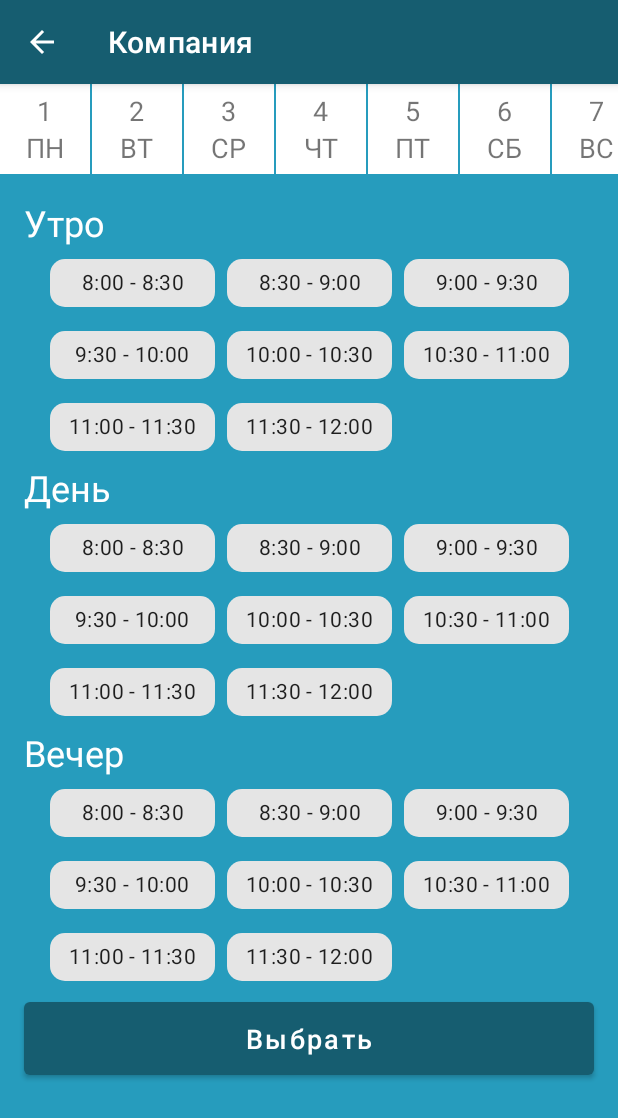
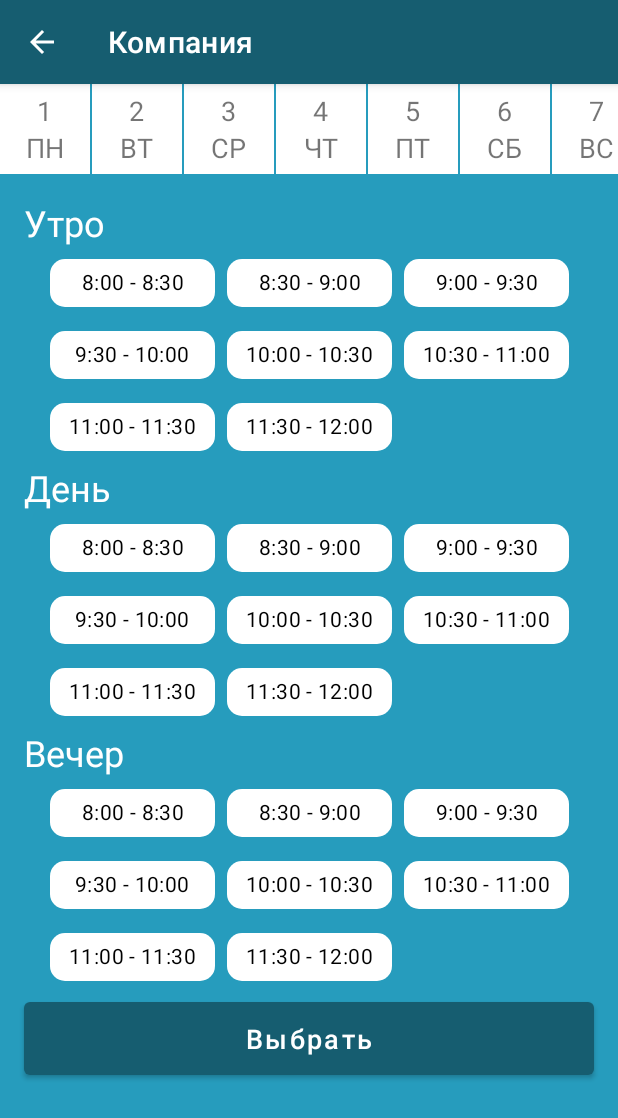
Before and after one commit to sv-bubenschikov/booking, an Android app: the fragment BookingDateFragment shown on its own in the app's theme, on a phone screen of 412 x 824 dp. Shown: the top 1118 px of the screen. Run offline under Robolectric (Android 15) with nearby library versions, the phone set to English and light mode, and no system bars; our stand-ins replace Dagger/Hilt's generated code.

Commit message:
решение конфликтов

```diff
--- /dev/null
+++ b/app/src/main/res/color/chip_background_color.xml
@@ -0,0 +1,7 @@
+<?xml version="1.0" encoding="utf-8"?>
+<selector xmlns:android="http://schemas.android.com/apk/res/android">
+
+    <item android:color="?attr/colorOnPrimary" android:state_checked="false" />
+    <item android:color="?attr/colorPrimary" android:state_checked="true" />
+
+</selector>
--- /dev/null
+++ b/app/src/main/res/color/chip_text_color.xml
@@ -0,0 +1,7 @@
+<?xml version="1.0" encoding="utf-8"?>
+<selector xmlns:android="http://schemas.android.com/apk/res/android">
+
+    <item android:color="@color/black" android:state_checked="false" />
+    <item android:color="?attr/colorOnPrimary" android:state_checked="true" />
+
+</selector>
--- a/app/src/main/res/layout/chip_layout.xml
+++ b/app/src/main/res/layout/chip_layout.xml
@@ -2,9 +2,9 @@
 <com.google.android.material.chip.Chip xmlns:android="http://schemas.android.com/apk/res/android"
     xmlns:app="http://schemas.android.com/apk/res-auto"
     xmlns:tools="http://schemas.android.com/tools"
+    style="@style/DateChipStyle"
     android:layout_width="110dp"
     android:layout_height="wrap_content"
     android:textAlignment="center"
     app:chipCornerRadius="10dp"
-    tools:text="19:30 - 20:00"
-    style="@style/Widget.MaterialComponents.Chip.Choice"/>
+    tools:text="19:30 - 20:00" />
--- a/app/src/main/res/layout/fragment_booking_date.xml
+++ b/app/src/main/res/layout/fragment_booking_date.xml
@@ -19,8 +19,7 @@
 
         <androidx.constraintlayout.widget.ConstraintLayout
             android:layout_width="match_parent"
-            android:layout_height="match_parent"
-            android:isScrollContainer="true">
+            android:layout_height="match_parent">
 
             <TextView
                 android:id="@+id/morning"
--- a/app/src/main/res/values/themes.xml
+++ b/app/src/main/res/values/themes.xml
@@ -14,4 +14,9 @@
         <item name="android:statusBarColor" tools:targetApi="l">?attr/colorPrimaryVariant</item>
         <!-- Customize your theme here. -->
     </style>
+
+    <style name="DateChipStyle" parent="Widget.MaterialComponents.Chip.Choice">
+        <item name="chipBackgroundColor">@color/chip_background_color</item>
+        <item name="android:textColor">@color/chip_text_color</item>
+    </style>
 </resources>
```
